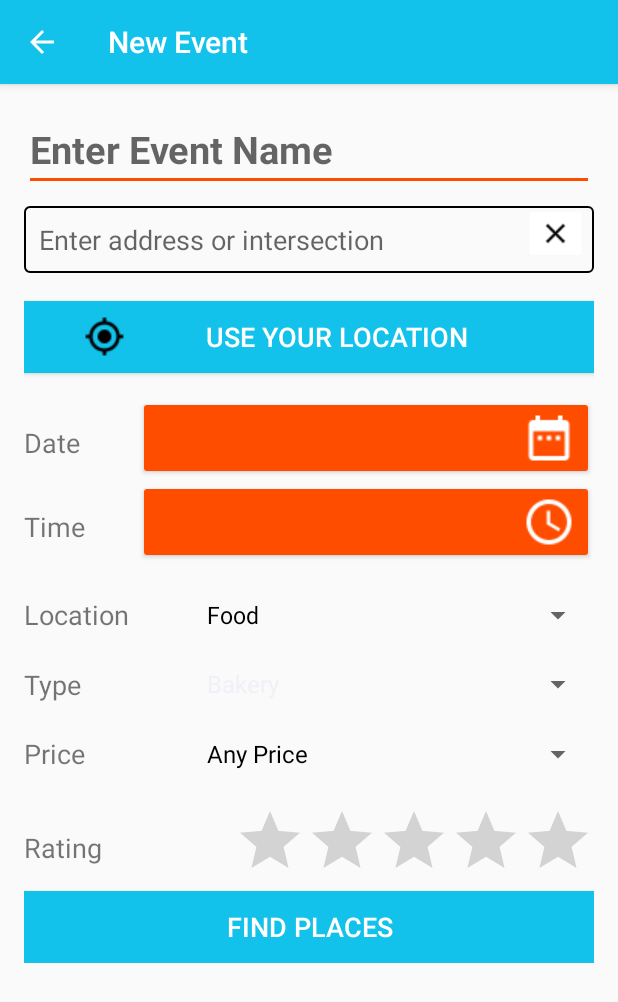
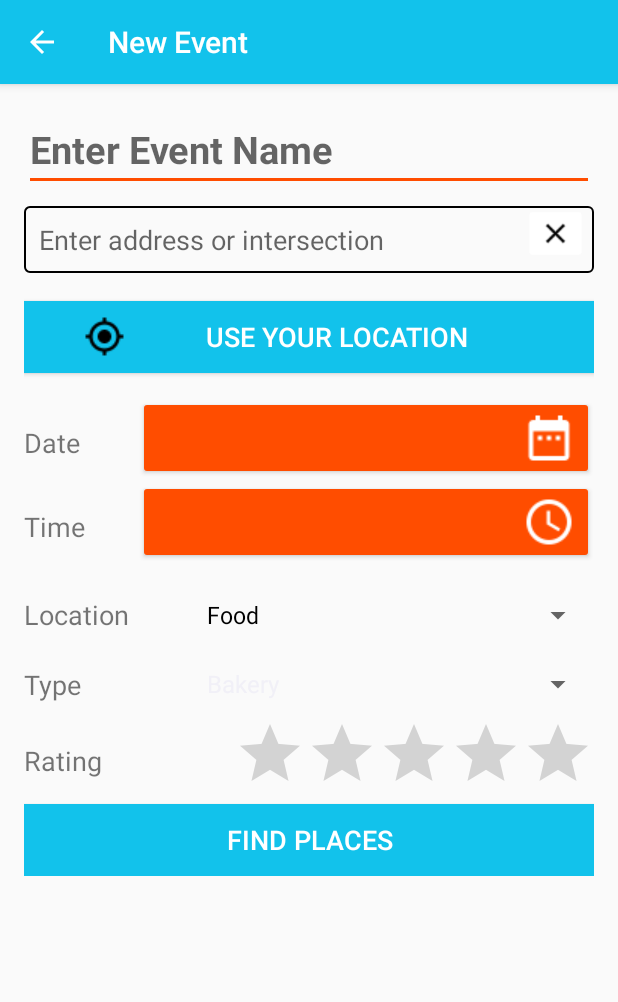
Before and after one commit to HoldGM/MeetPoll_Project, an Android app: the MainActivity screen opened directly, with no data from a screen before it, after a tap on an icon or button, on a phone screen of 412 x 824 dp. Shown: the top 1002 px of the screen. Run offline under Robolectric (Android 15) with nearby library versions, the phone set to English and light mode, and no system bars; 3 statements that could not run were skipped.

Commit message:
finished the things

```diff
--- a/MeetPoll/app/src/main/java/odb234/meetpoll/DatabaseConnector.java
+++ b/MeetPoll/app/src/main/java/odb234/meetpoll/DatabaseConnector.java
@@ -15,11 +15,11 @@ import java.sql.SQLException;
  */
 public class DatabaseConnector {
     private static final String tag = "DATABASE PROBLEM:";
-    private static final String DATABASE_NAME = "EventsDB";
+    private static final String DATABASE_NAME = "EventsDB001";
     private SQLiteDatabase database;
     private DatabaseOpenHelper databaseOpenHelper;
 
-    private static final String[] query = new String[] {"_id", "host_name", "event_name", "event_location", "date", "time", "location_type", "location_subtype", "price", "rating"};
+    private static final String[] query = new String[] {"_id", "host_name", "event_name", "event_location", "date", "time", "location_type", "location_subtype", "rating", "placeid_1", "placeid_2", "placeid_3", "placeid_4", "placeid_5", "placeid_6", "placeid_7", "placeid_8", "placeid_9", "placeid_10"};
 
     public DatabaseConnector(Context context){
         databaseOpenHelper = new DatabaseOpenHelper(context, DATABASE_NAME, null, 1);
@@ -39,8 +39,8 @@ public class DatabaseConnector {
 
     public void insertEvent(String hostName, String eventName, String eventLocation,
                             String date, String time, String locationType,
-                            String locationSubtype, int price, int rating){
-        ContentValues newEvent = createEvent(hostName, eventLocation, date, time, locationType, locationSubtype, price, rating);
+                            String locationSubtype, int rating, String[] ids){
+        ContentValues newEvent = createEvent(hostName, eventLocation, date, time, locationType, locationSubtype, rating, ids);
 
         newEvent.put("event_name", eventName);
 //        try{
@@ -55,7 +55,7 @@ public class DatabaseConnector {
 
     private ContentValues createEvent(String hostName, String eventLocation,
                                       String date, String time, String locationType,
-                                      String locationSubtype, int price, int rating){
+                                      String locationSubtype, int rating, String[] ids){
         ContentValues result = new ContentValues();
         result.put("host_name", hostName);
         result.put("event_location", eventLocation);
@@ -63,16 +63,20 @@ public class DatabaseConnector {
         result.put("time", time);
         result.put("location_type", locationType);
         result.put("location_subtype", locationSubtype);
-        result.put("price", price);
         result.put("rating", rating);
+        for (int i = 0; i < ids.length; i++){
+            String str = "placeid_" + (i + 1);
+            Log.d(tag, str);
+            result.put(str, ids[i]);
+        }
 
         return result;
     }
 
     public void updateEvent(long id, String hostName, String eventName, String eventlocation,
                             String date, String time, String locationType,
-                            String locationSubtype, int price, int rating){
-        ContentValues editEvent = createEvent(hostName, eventlocation, date, time, locationType, locationSubtype, price, rating);
+                            String locationSubtype, int rating, String[] ids){
+        ContentValues editEvent = createEvent(hostName, eventlocation, date, time, locationType, locationSubtype, rating, ids);
         try{
             open();
             database.update("events", editEvent, "_id=" + id, null);
@@ -83,8 +87,14 @@ public class DatabaseConnector {
     }
 
 
-    public Cursor getCursor(){
-        return database.query(true, "events", query, null, null, null, null, null, null);
+    public Cursor getCursor() {
+        try{
+            this.open();
+            return database.query(true, "events", query, null, null, null, null, null, null);
+        }catch(Exception e){
+            Log.d(tag, e.toString());
+        }
+        return null;
     }
     public Cursor getOneEvent(long id){
         return database.query("events", null, "_id=" + id, null, null, null, null);
@@ -131,8 +141,17 @@ public class DatabaseConnector {
                     "time TEXT," +
                     "location_type TEXT," +
                     "location_subtype TEXT," +
-                    "price INTEGER," +
-                    "rating INTEGER);";
+                    "rating INTEGER," +
+                    "placeid_1 TEXT," +
+                    "placeid_2 TEXT," +
+                    "placeid_3 TEXT," +
+                    "placeid_4 TEXT," +
+                    "placeid_5 TEXT," +
+                    "placeid_6 TEXT," +
+                    "placeid_7 TEXT," +
+                    "placeid_8 TEXT," +
+                    "placeid_9 TEXT," +
+                    "placeid_10 TEXT);";
             db.execSQL(createQuery);
         }
     }
--- a/MeetPoll/app/src/main/java/odb234/meetpoll/MainActivity.java
+++ b/MeetPoll/app/src/main/java/odb234/meetpoll/MainActivity.java
@@ -97,7 +97,8 @@ public class MainActivity extends AppCompatActivity {
     private void populateList() {
         String[] from = new String[] {"host_name", "event_name", "event_location", "date", "time"};
         int[] to = new int[] {R.id.list_event_host,R.id.list_event_name, R.id.list_location, R.id.list_event_date, R.id.list_time};
-        ca = new SimpleCursorAdapter(MainActivity.this, R.layout.cell_view, dbc.getCursor(), from, to);
+        Cursor c = dbc.getCursor();
+        ca = new SimpleCursorAdapter(MainActivity.this, R.layout.cell_view, c, from, to);
         eventList.setAdapter(ca);
     }
 
--- a/MeetPoll/app/src/main/java/odb234/meetpoll/NewEventActivity.java
+++ b/MeetPoll/app/src/main/java/odb234/meetpoll/NewEventActivity.java
@@ -74,8 +74,6 @@ public class NewEventActivity extends AppCompatActivity {
     Spinner locSpinner;
     Spinner typeSpinner;
     LinearLayout typeLayout;
-    LinearLayout priceLayout;
-    Spinner priceSpinner;
     DatePicker eventDate;
     RatingBar ratingBar;
     Button findPlacesBtn;
@@ -190,7 +188,6 @@ public class NewEventActivity extends AppCompatActivity {
         locSpinner.setAdapter(locAdapter); // selection for category of meeting location
 
         typeLayout = (LinearLayout) findViewById(R.id.type_layout);
-        priceLayout = (LinearLayout) findViewById(R.id.price_layout);
         typeSpinner = (Spinner) findViewById(R.id.type_spinner); // location type for meeting
         locSpinner.setOnItemSelectedListener(new AdapterView.OnItemSelectedListener() {
             @Override
@@ -225,21 +222,6 @@ public class NewEventActivity extends AppCompatActivity {
                 typeLayout.setVisibility(View.GONE);
             }
         });
-
-        priceSpinner = (Spinner) findViewById(R.id.price_spinner); // Price spinner showing price '$' value
-        priceSpinner.setOnItemSelectedListener(new AdapterView.OnItemSelectedListener(){
-            @Override
-            public void onItemSelected(AdapterView<?> adapterView, View view, int i, long l) {
-                price = i;
-            }
-
-            @Override
-            public void onNothingSelected(AdapterView<?> adapterView) {
-                price = 0;
-            }
-        });
-        ArrayAdapter<CharSequence> priceAdapter = ArrayAdapter.createFromResource(this, R.array.price_list, android.R.layout.simple_spinner_dropdown_item);
-        priceSpinner.setAdapter(priceAdapter);
 
         ratingBar = (RatingBar) findViewById(R.id.location_rating); // rating bar for location ratings
 
@@ -330,20 +312,14 @@ public class NewEventActivity extends AppCompatActivity {
     }
 
     public void resetLocation() {
-        if (Build.VERSION.SDK_INT >= Build.VERSION_CODES.M) {
-            if (checkSelfPermission(Manifest.permission.ACCESS_FINE_LOCATION) != PackageManager.PERMISSION_GRANTED
-                    || checkSelfPermission(Manifest.permission.ACCESS_COARSE_LOCATION) != PackageManager.PERMISSION_GRANTED) {
-                requestPermissions(new String[]{
-                        Manifest.permission.ACCESS_FINE_LOCATION, Manifest.permission.ACCESS_COARSE_LOCATION
-                }, 10);
-                return;
-            }
-        }
+
             Location location = locMan.getLastKnownLocation(LocationManager.GPS_PROVIDER);
             Address address = new Address(Locale.ENGLISH);
             try {
-                if(!gc.getFromLocation(location.getLatitude(), location.getLongitude(), 1).get(0).equals(""))
-                    address = gc.getFromLocation(location.getLatitude(), location.getLongitude(), 1).get(0);
+                if(gc.isPresent()) {
+                    if (!gc.getFromLocation(location.getLatitude(), location.getLongitude(), 1).get(0).equals(""))
+                        address = gc.getFromLocation(location.getLatitude(), location.getLongitude(), 1).get(0);
+                }
             } catch (IOException e) {
                 Log.d(tag, "Gecoding failed");
             }
@@ -351,7 +327,7 @@ public class NewEventActivity extends AppCompatActivity {
             longitude = location.getLongitude();
             latitude = location.getLatitude();
             Log.d(tag, "Before recreate: " + latitude + ", " + longitude);
-            this.recreate();
+//            this.recreate();
 
     }
 
@@ -412,7 +388,6 @@ public class NewEventActivity extends AppCompatActivity {
         intent.putExtra("time", timeBtn.getText().toString());
         intent.putExtra("locationType", locSpinner.getSelectedItem().toString());
         intent.putExtra("locationSubtype", typeSpinner.getSelectedItem().toString());
-        intent.putExtra("price", price);
         intent.putExtra("rating", (int) Math.floor(ratingBar.getRating()));
 
         if (ActivityCompat.checkSelfPermission(this, Manifest.permission.ACCESS_FINE_LOCATION) != PackageManager.PERMISSION_GRANTED && ActivityCompat.checkSelfPermission(this, Manifest.permission.ACCESS_COARSE_LOCATION) != PackageManager.PERMISSION_GRANTED) {
--- a/MeetPoll/app/src/main/res/layout/activity_new_event.xml
+++ b/MeetPoll/app/src/main/res/layout/activity_new_event.xml
@@ -177,25 +177,6 @@
             android:visibility="visible"/>
     </LinearLayout>
     <LinearLayout
-        android:id="@+id/price_layout"
-        android:layout_width="match_parent"
-        android:layout_height="wrap_content"
-        android:orientation="horizontal"
-        android:layout_marginTop="10sp">
-        <TextView
-            android:layout_width="0sp"
-            android:layout_weight=".3"
-            android:layout_height="wrap_content"
-            android:text="@string/event_price"
-            android:textSize="@dimen/event_text_size"
-            android:layout_gravity="center"/>
-        <Spinner
-            android:id="@+id/price_spinner"
-            android:layout_width="0sp"
-            android:layout_weight=".7"
-            android:layout_height="wrap_content"/>
-    </LinearLayout>
-    <LinearLayout
         android:layout_width="match_parent"
         android:layout_height="wrap_content"
         android:layout_marginTop="10sp">
```
Also changed, not shown: MeetPoll/app/src/main/java/odb234/meetpoll/PlacesService.java (+5 -5 lines), MeetPoll/app/src/main/java/odb234/meetpoll/SearchResultsActivity.java (+20 -16 lines), 2 other files.
